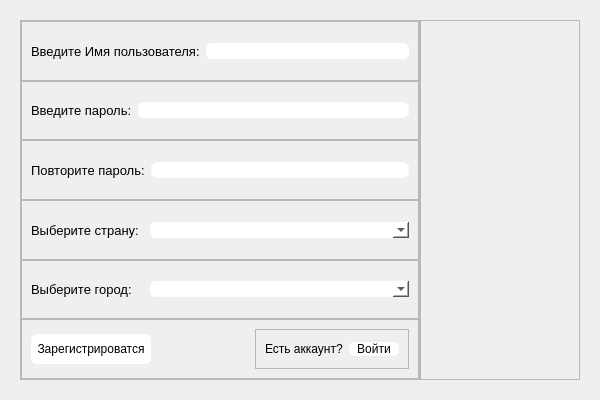
TmT4elovek/Everyday-Application, file UI/register.ui: the form before one commit.
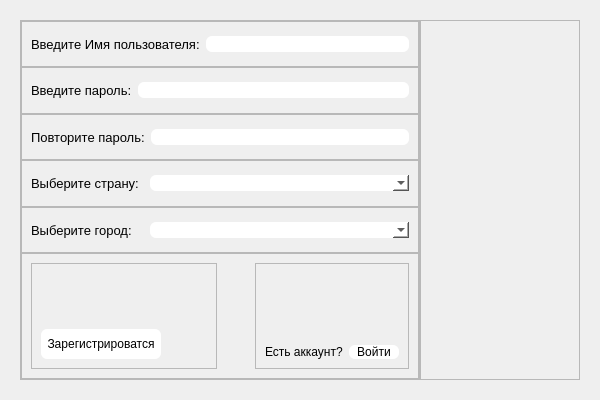
The form after the commit.

What changed in the file:
```diff
--- a/UI/register.ui
+++ b/UI/register.ui
@@ -315,6 +315,37 @@
          </property>
          <layout class="QHBoxLayout" name="horizontalLayout_8">
           <item>
+           <widget class="QFrame" name="frame_2">
+            <property name="frameShape">
+             <enum>QFrame::StyledPanel</enum>
+            </property>
+            <property name="frameShadow">
+             <enum>QFrame::Raised</enum>
+            </property>
+            <layout class="QVBoxLayout" name="verticalLayout_3">
+             <item alignment="Qt::AlignTop">
+              <widget class="QLabel" name="err_label">
+               <property name="minimumSize">
+                <size>
+                 <width>0</width>
+                 <height>50</height>
+                </size>
+               </property>
+               <property name="styleSheet">
+                <string notr="true">color: red;</string>
+               </property>
+               <property name="lineWidth">
+                <number>1</number>
+               </property>
+               <property name="text">
+                <string/>
+               </property>
+               <property name="wordWrap">
+                <bool>true</bool>
+               </property>
+              </widget>
+             </item>
+             <item alignment="Qt::AlignTop">
            <widget class="QPushButton" name="btn_register">
             <property name="minimumSize">
              <size>
@@ -340,6 +371,9 @@
             </property>
            </widget>
           </item>
+            </layout>
+           </widget>
+          </item>
           <item alignment="Qt::AlignRight">
            <widget class="QFrame" name="frame">
             <property name="frameShape">
@@ -349,14 +383,14 @@
              <enum>QFrame::Raised</enum>
             </property>
             <layout class="QHBoxLayout" name="horizontalLayout_9">
-             <item alignment="Qt::AlignRight">
+             <item alignment="Qt::AlignRight|Qt::AlignBottom">
               <widget class="QLabel" name="label_6">
                <property name="text">
                 <string>Есть аккаунт?</string>
                </property>
               </widget>
              </item>
-             <item>
+             <item alignment="Qt::AlignBottom">
               <widget class="QPushButton" name="btn_logIn">
                <property name="minimumSize">
                 <size>
```
Lines whose indentation alone changed are shown as unchanged.
